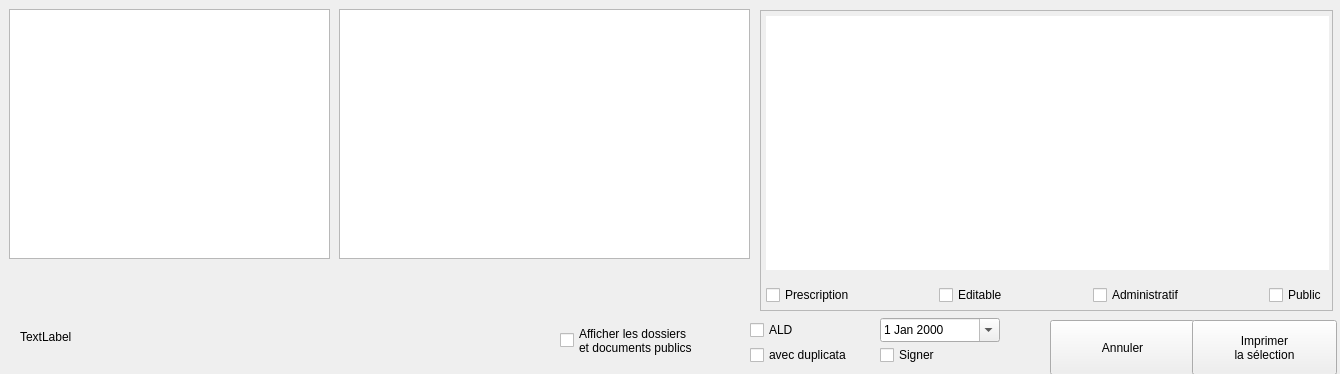
The window that Dialogs/dlg_impressions.ui (ukinoki/Rufus) describes before a commit, drawn with Qt 5.
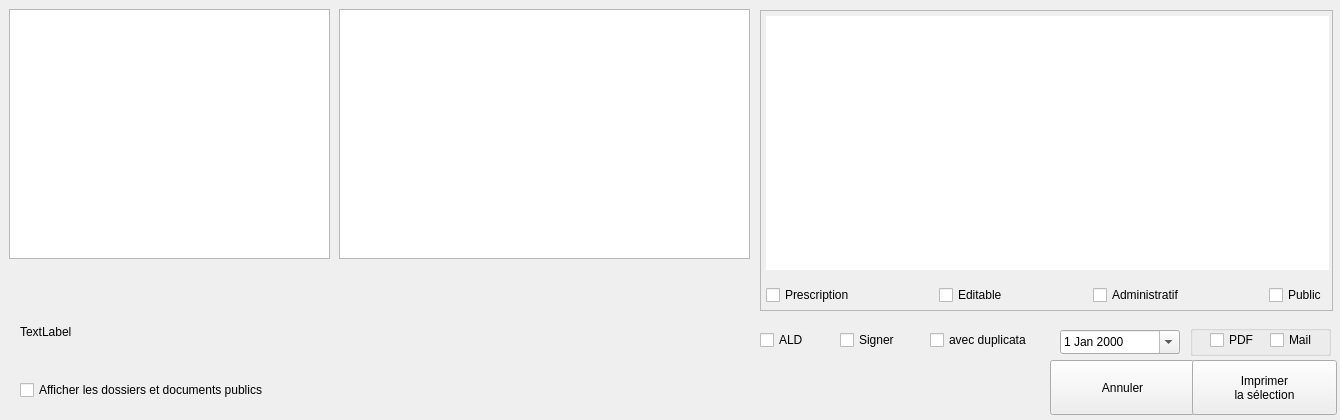
The same window after the commit. Icons and pictures are not drawn. Custom widgets are drawn as their Qt base class.

The edit to the form file:
```diff
--- a/Dialogs/dlg_impressions.ui
+++ b/Dialogs/dlg_impressions.ui
@@ -7,19 +7,19 @@
     <x>0</x>
     <y>0</y>
     <width>1340</width>
-    <height>374</height>
+    <height>420</height>
    </rect>
   </property>
   <property name="minimumSize">
    <size>
     <width>1340</width>
-    <height>374</height>
+    <height>420</height>
    </size>
   </property>
   <property name="maximumSize">
    <size>
     <width>1340</width>
-    <height>374</height>
+    <height>426</height>
    </size>
   </property>
   <property name="mouseTracking">
@@ -208,8 +208,8 @@
   <widget class="QDateEdit" name="dateImpressiondateEdit">
    <property name="geometry">
     <rect>
-     <x>880</x>
-     <y>318</y>
+     <x>1060</x>
+     <y>330</y>
      <width>120</width>
      <height>24</height>
     </rect>
@@ -221,8 +221,8 @@
   <widget class="UpCheckBox" name="SignerupCheckBox">
    <property name="geometry">
     <rect>
-     <x>880</x>
-     <y>345</y>
+     <x>840</x>
+     <y>330</y>
      <width>81</width>
      <height>20</height>
     </rect>
@@ -234,8 +234,8 @@
   <widget class="QCheckBox" name="ALDcheckBox">
    <property name="geometry">
     <rect>
-     <x>750</x>
-     <y>320</y>
+     <x>760</x>
+     <y>330</y>
      <width>51</width>
      <height>20</height>
     </rect>
@@ -251,7 +251,7 @@
    <property name="geometry">
     <rect>
      <x>20</x>
-     <y>330</y>
+     <y>325</y>
      <width>511</width>
      <height>41</height>
     </rect>
@@ -279,7 +279,7 @@
    <property name="geometry">
     <rect>
      <x>1050</x>
-     <y>320</y>
+     <y>360</y>
      <width>145</width>
      <height>55</height>
     </rect>
@@ -305,7 +305,7 @@
    <property name="geometry">
     <rect>
      <x>1192</x>
-     <y>320</y>
+     <y>360</y>
      <width>145</width>
      <height>55</height>
     </rect>
@@ -331,8 +331,8 @@
   <widget class="QCheckBox" name="DupliOrdocheckBox">
    <property name="geometry">
     <rect>
-     <x>750</x>
-     <y>345</y>
+     <x>930</x>
+     <y>330</y>
      <width>111</width>
      <height>20</height>
     </rect>
@@ -410,20 +410,64 @@
   <widget class="UpCheckBox" name="DocsPublicscheckBox">
    <property name="geometry">
     <rect>
-     <x>560</x>
-     <y>320</y>
-     <width>181</width>
-     <height>41</height>
+     <x>20</x>
+     <y>380</y>
+     <width>301</width>
+     <height>20</height>
     </rect>
    </property>
    <property name="text">
-    <string>Afficher les dossiers
-et documents publics</string>
+    <string>Afficher les dossiers et documents publics</string>
    </property>
    <property name="checked">
     <bool>false</bool>
    </property>
   </widget>
+  <widget class="UpGroupBox" name="PdfMailupGroupBox">
+   <property name="geometry">
+    <rect>
+     <x>1190</x>
+     <y>325</y>
+     <width>141</width>
+     <height>31</height>
+    </rect>
+   </property>
+   <property name="title">
+    <string/>
+   </property>
+   <widget class="QCheckBox" name="MailcheckBox">
+    <property name="geometry">
+     <rect>
+      <x>80</x>
+      <y>5</y>
+      <width>51</width>
+      <height>20</height>
+     </rect>
+    </property>
+    <property name="focusPolicy">
+     <enum>Qt::FocusPolicy::NoFocus</enum>
+    </property>
+    <property name="text">
+     <string>Mail</string>
+    </property>
+   </widget>
+   <widget class="QCheckBox" name="PDFcheckBox">
+    <property name="geometry">
+     <rect>
+      <x>20</x>
+      <y>5</y>
+      <width>51</width>
+      <height>20</height>
+     </rect>
+    </property>
+    <property name="focusPolicy">
+     <enum>Qt::FocusPolicy::NoFocus</enum>
+    </property>
+    <property name="text">
+     <string>PDF</string>
+    </property>
+   </widget>
+  </widget>
  </widget>
  <customwidgets>
   <customwidget>
@@ -446,6 +490,12 @@
    <extends>QTableView</extends>
    <header>uptableview.h</header>
   </customwidget>
+  <customwidget>
+   <class>UpGroupBox</class>
+   <extends>QGroupBox</extends>
+   <header>upgroupbox.h</header>
+   <container>1</container>
+  </customwidget>
  </customwidgets>
  <resources/>
  <connections/>
```
